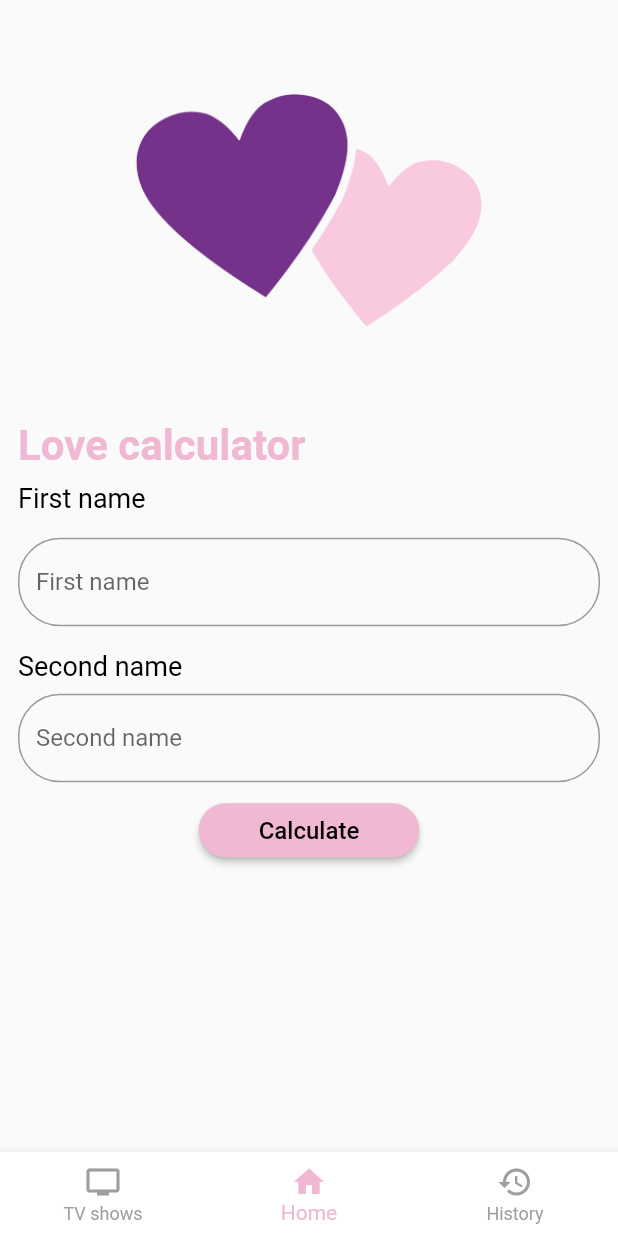
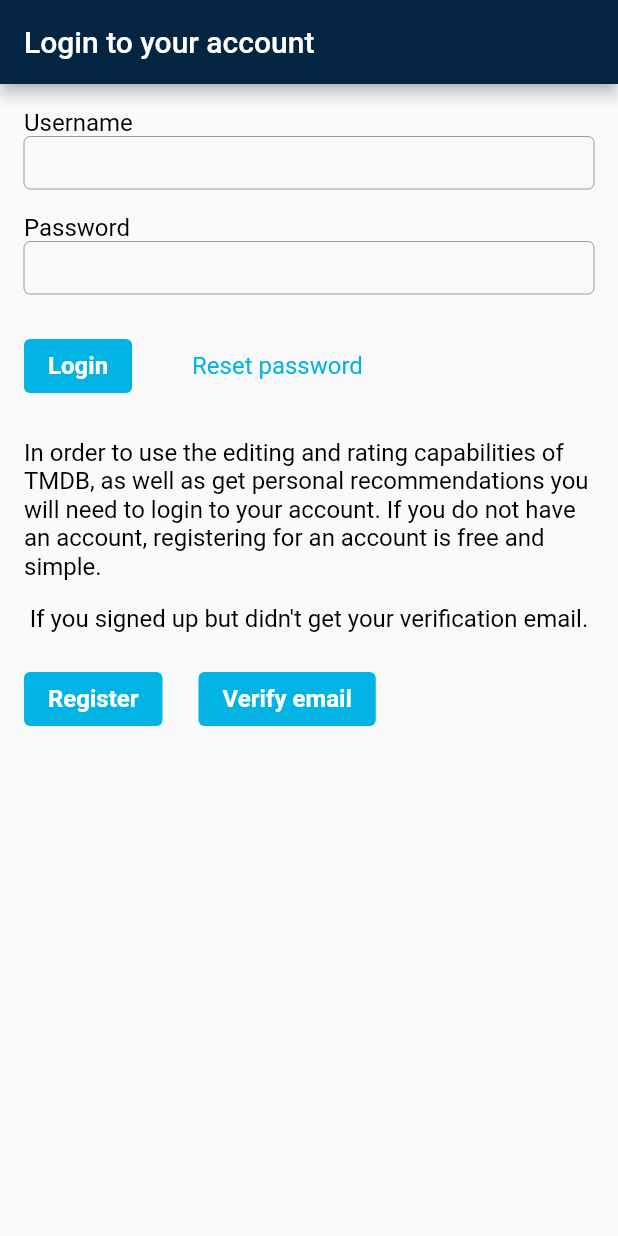
Before and after one commit to jstAga/startFlutter, a Flutter app: the screen it shows after launch, on a phone screen of 412 x 824 dp. Run offline on Flutter 3.47's test engine with Material 2 defaults, Android fonts, the phone set to English and light mode, and no system bars; our stand-ins replace flutter_slidable, flutter_svg, hive, hive_flutter; accounts and stored records are empty.

Commit message:
add auth model, refactor auth widget

```diff
--- a/lib/app.dart
+++ b/lib/app.dart
@@ -1,7 +1,7 @@
 import 'package:flutter/material.dart';
 
 import 'package:start_flutter/ui/main_navigation/main_navigation.dart';
-import 'package:start_flutter/ui/others/the_movie_db/core/constants.dart';
+import 'package:start_flutter/ui/others/the_movie_db/core/movie_db_constants.dart';
 
 class App extends StatelessWidget {
   const App({super.key});
@@ -17,11 +17,11 @@
       onGenerateRoute: mainNavigation.onGenerateRoute,
       theme: ThemeData(
           appBarTheme: const AppBarTheme(
-              backgroundColor: Constants.theMovieDbBackground),
+              backgroundColor: MovieDbConstants.theMovieDbBackground),
           bottomNavigationBarTheme: const BottomNavigationBarThemeData(
               selectedItemColor: Colors.white,
               unselectedItemColor: Colors.grey,
-              backgroundColor: Constants.theMovieDbBackground)),
+              backgroundColor: MovieDbConstants.theMovieDbBackground)),
     );
   }
 }
--- a/lib/ui/main_navigation/main_navigation.dart
+++ b/lib/ui/main_navigation/main_navigation.dart
@@ -5,7 +5,8 @@
 import 'package:start_flutter/ui/geek_tech/5month/love_calculator/ui/widgets/home/love_home_widget.dart';
 import 'package:start_flutter/ui/geek_tech/5month/love_calculator/ui/widgets/result/love_result_widget.dart';
 import 'package:start_flutter/ui/others/telegram_settings/telegram_settings.dart';
-import 'package:start_flutter/ui/others/the_movie_db/auth/auth.dart';
+import 'package:start_flutter/ui/others/the_movie_db/auth/auth_model.dart';
+import 'package:start_flutter/ui/others/the_movie_db/auth/auth_widget.dart';
 import 'package:start_flutter/ui/others/the_movie_db/movieDetail/movie_detail.dart';
 import 'package:start_flutter/ui/others/the_movie_db/movieHome/movie_home.dart';
 import 'package:start_flutter/ui/others/todo_list/ui/group_form/group_form_widget.dart';
@@ -37,32 +38,27 @@
 }
 
 class MainNavigation {
-  final initialRoute = MainNavigationRoutesNames.loveCalculator;
+  final initialRoute = MainNavigationRoutesNames.authMovieDb;
 
   final routes = <String, Widget Function(BuildContext)>{
     MainNavigationRoutesNames.hw6m2: (context) => const Hw6m2(),
     MainNavigationRoutesNames.hw7m2: (context) => const Hw7m2(),
     MainNavigationRoutesNames.telegramSettings: (context) => TelegramSettings(),
-    MainNavigationRoutesNames.authMovieDb: (context) => const Auth(),
-    MainNavigationRoutesNames.homeMovieDb: (context) => const MovieHome(),
+    MainNavigationRoutesNames.authMovieDb: (context) =>
+        AuthProvider(model: AuthModel(), child: const AuthWidget()),
+    MainNavigationRoutesNames.homeMovieDb: (context) => const MovieHomeWidget(),
     MainNavigationRoutesNames.movieDetail: (context) {
-      final argument = ModalRoute
-          .of(context)
-          ?.settings
-          .arguments;
+      final argument = ModalRoute.of(context)?.settings.arguments;
       if (argument is int) {
-        return MovieDetail(id: argument);
+        return MovieDetailWidget(id: argument);
       }
-      return const MovieDetail(id: 0);
+      return const MovieDetailWidget(id: 0);
     },
     MainNavigationRoutesNames.loveCalculator: (context) =>
-    const LoveHomeWidget(),
+        const LoveHomeWidget(),
     MainNavigationRoutesNames.loveCalculatorResult: (context) {
       final argument =
-      ModalRoute
-          .of(context)
-          ?.settings
-          .arguments as LoveResponse;
+          ModalRoute.of(context)?.settings.arguments as LoveResponse;
       return LoveResultWidget(response: argument);
     },
     MainNavigationRoutesNames.groups: (context) => const GroupsWidget(),
@@ -74,7 +70,8 @@
       case MainNavigationRoutesNames.loveCalculatorResult:
         return MaterialPageRoute(builder: (context) {
           return LoveResultWidget(
-            response: settings.arguments as LoveResponse,);
+            response: settings.arguments as LoveResponse,
+          );
         });
 
       case MainNavigationRoutesNames.tasks:
--- /dev/null
+++ b/lib/ui/others/the_movie_db/auth/auth_model.dart
@@ -0,0 +1,39 @@
+import 'package:flutter/cupertino.dart';
+
+class AuthModel extends ChangeNotifier {
+  final usernameTextController = TextEditingController();
+  final passwordTextController = TextEditingController();
+  String? _errorMessage;
+  bool _isAuthLoading = false;
+
+  bool get canStartAuth => !_isAuthLoading;
+
+  String? get errorMessage => _errorMessage;
+
+  Future<void> auth(BuildContext context) async {}
+}
+
+class AuthProvider extends InheritedNotifier {
+  const AuthProvider({
+    super.key,
+    required this.model,
+    required Widget child,
+  }) : super(notifier: model, child: child);
+
+  final AuthModel model;
+
+  static AuthProvider? watch(BuildContext context) {
+    return context.dependOnInheritedWidgetOfExactType<AuthProvider>();
+  }
+
+  static AuthProvider? read(BuildContext context) {
+    final widget =
+        context.getElementForInheritedWidgetOfExactType<AuthProvider>()?.widget;
+    return widget is AuthProvider ? widget : null;
+  }
+
+  @override
+  bool updateShouldNotify(AuthProvider oldWidget) {
+    return true;
+  }
+}
--- /dev/null
+++ b/lib/ui/others/the_movie_db/auth/auth_widget.dart
@@ -0,0 +1,150 @@
+import 'package:flutter/material.dart';
+import 'package:start_flutter/ui/others/the_movie_db/auth/auth_model.dart';
+import 'package:start_flutter/ui/others/the_movie_db/core/bases_ext.dart';
+import 'package:start_flutter/ui/others/the_movie_db/core/movie_db_constants.dart';
+
+class AuthWidget extends StatefulWidget {
+  const AuthWidget({Key? key}) : super(key: key);
+
+  @override
+  State<AuthWidget> createState() => _AuthWidgetState();
+}
+
+class _AuthWidgetState extends State<AuthWidget> {
+  @override
+  Widget build(BuildContext context) {
+    return Scaffold(
+        appBar: AppBar(
+            backgroundColor: MovieDbConstants.theMovieDbBackground,
+            title: const Text(
+              MovieDbConstants.theMovieDbAuthAppBar,
+            )),
+        body: ListView(
+          padding: const EdgeInsets.all(16),
+          children: const [
+            _LoginForm(),
+            SizedBox(
+              height: 24,
+            ),
+            _MainContainer(),
+          ],
+        ));
+  }
+}
+
+class _MainContainer extends StatelessWidget {
+  const _MainContainer({Key? key}) : super(key: key);
+
+  @override
+  Widget build(BuildContext context) {
+    const TextStyle textStyle = TextStyle(fontSize: 16, color: Colors.black);
+
+    return Column(
+      children: [
+        const Text(MovieDbConstants.theMovieDbHeader1, style: textStyle),
+        const SizedBox(
+          height: 16,
+        ),
+        const Text(MovieDbConstants.theMovieDbHeader2, style: textStyle),
+        const SizedBox(
+          height: 20,
+        ),
+        Row(
+          children: [
+            TextButton(
+              onPressed: () {},
+              style: MovieDbConstants.baseTheMovieDbButton,
+              child: const Text(MovieDbConstants.theMovieDbRegister),
+            ),
+            const SizedBox(
+              width: 24,
+            ),
+            TextButton(
+              onPressed: () {},
+              style: MovieDbConstants.baseTheMovieDbButton,
+              child: const Text(MovieDbConstants.theMovieDbVerifyEmail),
+            )
+          ],
+        )
+      ],
+    );
+  }
+}
+
+class _LoginForm extends StatelessWidget {
+  const _LoginForm({Key? key}) : super(key: key);
+
+  @override
+  Widget build(BuildContext context) {
+    final model = AuthProvider.read(context)?.model;
+    return Column(
+      crossAxisAlignment: CrossAxisAlignment.start,
+      children: [
+        const _ErrorMessage(),
+        Text(
+          MovieDbConstants.theMovieDbUsername,
+          style: BaseTextStyle.baseSimilarText(Colors.black),
+        ),
+        TextField(
+          decoration: MovieDbConstants.authInputDecoration,
+          controller: model?.usernameTextController,
+        ),
+        const SizedBox(
+          height: 16,
+        ),
+        Text(
+          MovieDbConstants.theMovieDbPassword,
+          style: BaseTextStyle.baseSimilarText(Colors.black),
+        ),
+        TextField(
+          decoration: MovieDbConstants.authInputDecoration,
+          obscureText: true,
+          controller: model?.passwordTextController,
+        ),
+        const SizedBox(
+          height: 24,
+        ),
+        Row(
+          children: [
+            const _AuthButton(),
+            const SizedBox(width: 24),
+            TextButton(
+                style: MovieDbConstants.baseTheMovieDbLinkButton,
+                onPressed: () {},
+                child: const Text(
+                  MovieDbConstants.theMovieDbResetPassword,
+                )),
+          ],
+        )
+      ],
+    );
+  }
+}
+
+class _AuthButton extends StatelessWidget {
+  @override
+  Widget build(BuildContext context) {
+    final model = AuthProvider.watch(context)?.model;
+    final onPressed =
+        model?.canStartAuth == true ? () => model?.auth(context) : null;
+    return TextButton(
+        style: MovieDbConstants.baseTheMovieDbButton,
+        onPressed: onPressed,
+        child: const Text(MovieDbConstants.theMovieDbLogin));
+  }
+}
+
+class _ErrorMessage extends StatelessWidget {
+  const _ErrorMessage();
+
+  @override
+  Widget build(BuildContext context) {
+    final errorMessage = AuthProvider.watch(context)?.model.errorMessage;
+    if (errorMessage == null) return const SizedBox.shrink();
+    return Padding(
+      padding: const EdgeInsets.only(bottom: 20),
+      child:
+          Text(errorMessage, style: BaseTextStyle.baseSimilarText(Colors.red)),
+    );
+  }
+}
--- a/lib/ui/others/the_movie_db/core/constants.dart
+++ b/lib/ui/others/the_movie_db/core/movie_db_constants.dart
@@ -2,7 +2,7 @@
 import 'package:start_flutter/resources/resources.dart';
 import 'package:start_flutter/ui/others/the_movie_db/movies/movies.dart';
 
-class Constants{
+class MovieDbConstants{
   //The Movie DB
   static const String theMovieDbAuthAppBar = "Login to your account";
   static const Color theMovieDbBackground = Color.fromRGBO(3, 37, 65, 1);
@@ -25,7 +25,7 @@
           const EdgeInsets.symmetric(vertical: 8, horizontal: 16)),
       textStyle: MaterialStateProperty.all(
           const TextStyle(fontSize: 16, fontWeight: FontWeight.bold)),
-      backgroundColor: MaterialStateProperty.all(Constants.theMovieDbBlue),
+      backgroundColor: MaterialStateProperty.all(MovieDbConstants.theMovieDbBlue),
       foregroundColor: MaterialStateProperty.all(Colors.white));
 
 
@@ -36,7 +36,7 @@
         fontSize: 16,
       )),
       foregroundColor:
-      MaterialStateProperty.all(Constants.theMovieDbBlue));
+      MaterialStateProperty.all(MovieDbConstants.theMovieDbBlue));
 
   static const String theMovieDbHomeTitle = "TMDB";
 
@@ -48,4 +48,9 @@
     MovieModel(id: 4,imageName: Images.mvdbExample, title: "The Super Mario Bros. Movie", time: "05 Apr 2023", description: "Lorem ipsum dolor sit amet, consectetur adipiscing elit, sed do eiusmod tempor incididunt ut labore et dolore magna aliqua. Ut enim ad minim veniam, quis nostrud exercitation ullamco laboris nisi ut aliquip ex ea commodo consequat. Duis aute irure dolor in reprehenderit in voluptate velit esse cillum dolore eu fugiat nulla pariatur. Excepteur sint occaecat cupidatat non proident, sunt in culpa qui officia deserunt mollit anim id est laborum." ),
     MovieModel(id: 5,imageName: Images.mvdbExample2, title: "John Wick: Chapter 4 (2023)", time: "22 Mar 2023", description: "Lorem ipsum dolor sit amet, consectetur adipiscing elit, sed do eiusmod tempor incididunt ut labore et dolore magna aliqua. Ut enim ad minim veniam, quis nostrud exercitation ullamco laboris nisi ut aliquip ex ea commodo consequat. Duis aute irure dolor in reprehenderit in voluptate velit esse cillum dolore eu fugiat nulla pariatur. Excepteur sint occaecat cupidatat non proident, sunt in culpa qui officia deserunt mollit anim id est laborum." ),
   ];
+
+  static const InputDecoration authInputDecoration = InputDecoration(
+      border: OutlineInputBorder(),
+      isCollapsed: true,
+      contentPadding: EdgeInsets.all(8));
 }
```
Also changed, not shown: lib/ui/others/the_movie_db/auth/auth.dart (deleted, +0 -146 lines), lib/ui/others/the_movie_db/movieDetail/movie_detail.dart (+6 -6 lines), lib/ui/others/the_movie_db/movieHome/movie_home.dart (+6 -6 lines), lib/ui/others/the_movie_db/movies/movies.dart (+4 -4 lines).
